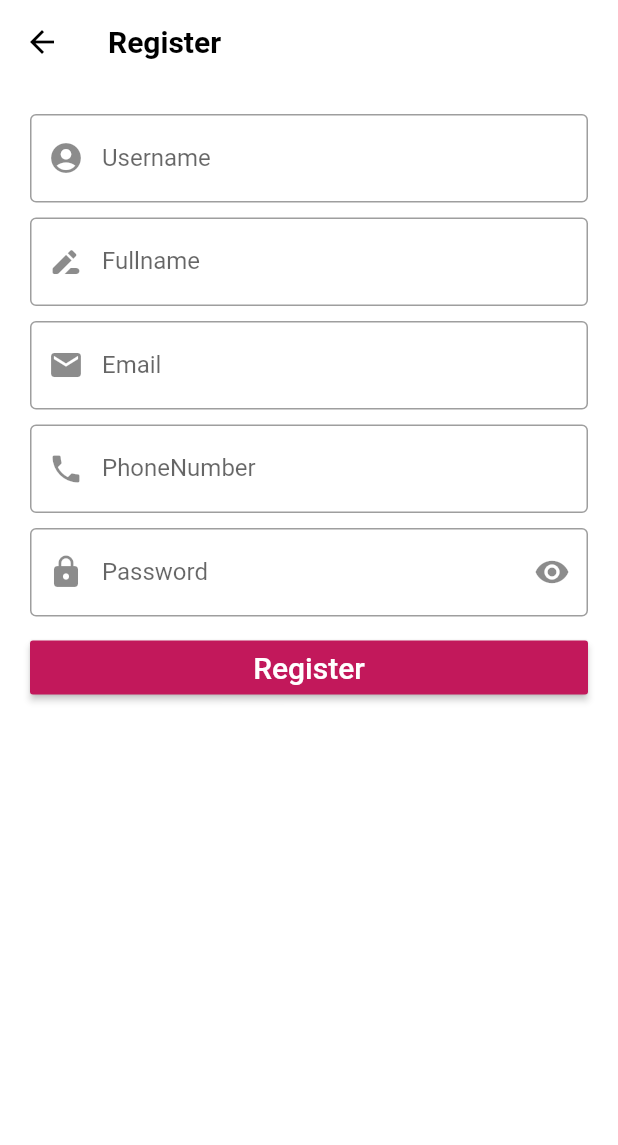
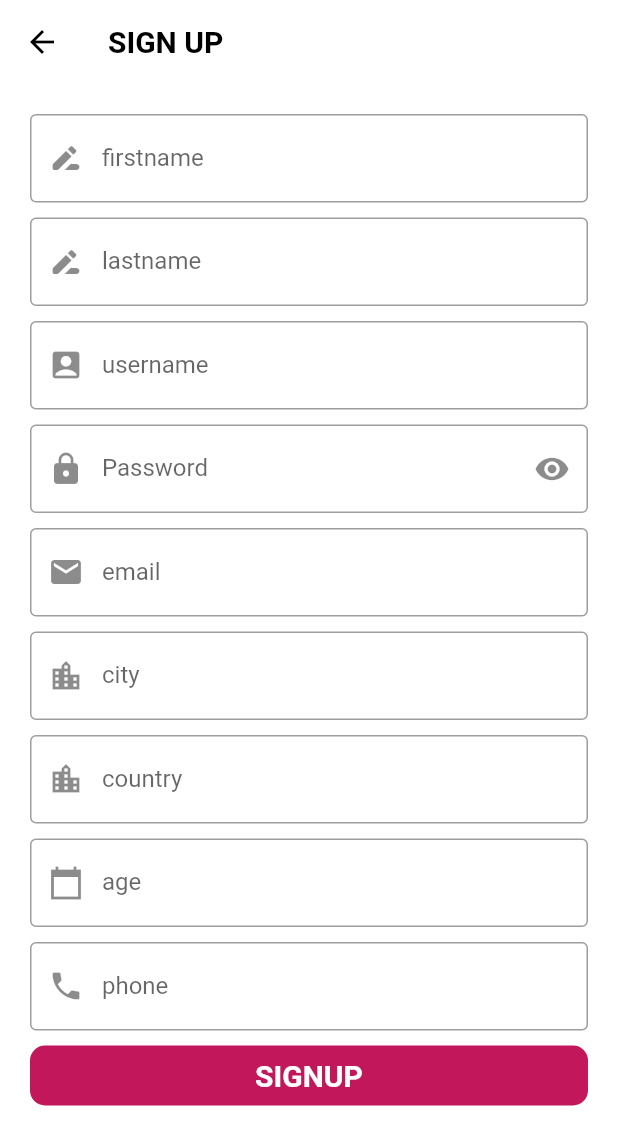
Before and after one commit to maroelshamoos/graduation-app-project, a Flutter app: the RegisterScreen screen opened directly, on a phone screen of 412 x 824 dp. Shown: the top 1145 px of the screen. Run offline on Flutter 3.47's test engine with Material 2 defaults, Android fonts, the phone set to English and light mode, and no system bars; our stand-ins replace bloc, flutter_bloc, sqflite; accounts and stored records are empty.

```diff
--- a/lib/moduls/login/login_screen.dart
+++ b/lib/moduls/login/login_screen.dart
@@ -113,7 +113,7 @@ class _LoginScreenState extends State<LoginScreen> {
                             );
                           }
                           , child: const Text(
-                        'Register Now',
+                        'Sign UP Now',
                         style: TextStyle(
                             fontSize: 16
                         ),
--- a/lib/moduls/register/register_screen.dart
+++ b/lib/moduls/register/register_screen.dart
@@ -1,6 +1,9 @@
 import 'package:flutter/material.dart';
 import 'package:graduationapp/layout/home_layout.dart';
 import 'package:graduationapp/moduls/home/home_screen.dart';
+import 'package:graduationapp/shared/componantes/componantes.dart';
+import 'package:graduationapp/shared/componantes/constants.dart';
+import 'package:graduationapp/shared/componantes/crud.dart';
 
 class RegisterScreen extends StatefulWidget {
 
@@ -10,95 +13,186 @@ class RegisterScreen extends StatefulWidget {
 
 class _RegisterScreenState extends State<RegisterScreen> {
   bool is_obsecure = true ;
+  var fnamecontroller = TextEditingController();
+  var lnamecontroller = TextEditingController();
+  var usernamecontroller = TextEditingController();
+  var passcontroller = TextEditingController();
+  var emailcontroller = TextEditingController();
+  var citycontroller = TextEditingController();
+  var countrycontroller = TextEditingController();
+  var agecontroller = TextEditingController();
+  var phonecontroller = TextEditingController();
+  var formkey = GlobalKey<FormState>();
+
+  CRUD crud = CRUD();
+  signup()async{
+    var response = await crud.postRequest(linksignup, {
+      "firstname": fnamecontroller.text,
+      "lastname": lnamecontroller.text,
+      "username": usernamecontroller.text,
+      "password": passcontroller.text,
+      "email": emailcontroller.text,
+      "city": citycontroller.text,
+      "country": countrycontroller.text,
+      "age": agecontroller.text,
+      "phone": phonecontroller.text,
+    });
+    if (response['status']=='success'){
+      Navigator.of(context).pushNamedAndRemoveUntil('Home', (route) => false);
+    }else{
+      print('sign up failed');
+    }
+  }
+
   @override
   Widget build(BuildContext context) {
+
     return Scaffold(
       appBar: AppBar(
-        title: const Text('Register'),
+        title: const Text('SIGN UP'),
       ),
       body: SingleChildScrollView(
         child: Padding(
           padding: const EdgeInsets.all(20.0),
+          child: Form(
+            key: formkey ,
             child: Column(
               children: [
-              TextFormField(
-                keyboardType: TextInputType.text,
-                decoration: const InputDecoration(
-                  border: OutlineInputBorder(),
-                  prefixIcon: Icon(Icons.account_circle),
-                  labelText: 'Username' ,
-                ),
+                DefaultFormfield(
+                    controller: fnamecontroller,
+                    inputtype: TextInputType.text,
+                    validate:(value){
+                      if(value!.isEmpty){
+                        return 'first name must be written';
+                      }
+                    },
+                    label: 'firstname',
+                    preicon: Icons.drive_file_rename_outline_rounded
                 ),
                 const SizedBox(height:10.0 ,),
-              TextFormField(
-                keyboardType: TextInputType.text,
-                decoration: const InputDecoration(
-                  border: OutlineInputBorder(),
-                  prefixIcon: Icon(Icons.drive_file_rename_outline_rounded),
-                  labelText: 'Fullname' ,
-                ),
+                DefaultFormfield(
+                    controller: lnamecontroller,
+                    inputtype: TextInputType.text,
+                    validate:(value){
+                      if(value!.isEmpty){
+                        return 'last name must be written';
+                      }
+                    },
+                    label: 'lastname',
+                    preicon: Icons.drive_file_rename_outline_rounded
                 ),
                 const SizedBox(height:10.0 ,),
-              TextFormField(
-                keyboardType: TextInputType.emailAddress,
-                decoration: const InputDecoration(
-                  border: OutlineInputBorder(),
-                  prefixIcon: Icon(Icons.email),
-                  labelText: 'Email' ,
-                ),
+                DefaultFormfield(
+                    controller: usernamecontroller,
+                    inputtype: TextInputType.text,
+                    validate:(value){
+                      if(value!.isEmpty){
+                        return 'username must be written';
+                      }
+                    },
+                    label: 'username',
+                    preicon: Icons.account_box
                 ),
                 const SizedBox(height:10.0 ,),
-              TextFormField(
-                keyboardType: TextInputType.phone,
-                decoration: const InputDecoration(
-                  border: OutlineInputBorder(),
-                  prefixIcon: Icon(Icons.phone),
-                  labelText: 'PhoneNumber' ,
-                ),
-              ),
-              const SizedBox(height:10.0 ,),
-              TextFormField(
-                obscureText: is_obsecure ,
-                keyboardType: TextInputType.visiblePassword,
-                decoration: InputDecoration(
-                  border: const OutlineInputBorder(),
-                  prefixIcon: const Icon(Icons.lock),
-                  suffixIcon: IconButton(
-                      onPressed:(){
+                DefaultFormfield(
+                  controller: passcontroller,
+                  inputtype:TextInputType.visiblePassword,
+                  isPassword: is_obsecure,
+                  Onsubmit: (value){
+                    print(value);
+                  },
+                  validate: (value){
+                    if (value!.isEmpty){
+                      return 'Password must be written';
+                    }
+                  },
+                  label: 'Password',
+                  preicon: Icons.lock,
+                  sufix: is_obsecure? Icons.visibility : Icons.visibility_off,
+                  sufpressed:(){
                     setState(() {
                       is_obsecure = !is_obsecure ;
                     });
-                      } ,
-                      icon: const Icon(Icons.remove_red_eye)),
-                  labelText: 'Password' ,
+                  },
                 ),
+                const SizedBox(height:10.0 ,),
+                DefaultFormfield(
+                    controller: emailcontroller,
+                    inputtype: TextInputType.emailAddress,
+                    validate:(value){
+                      if(value!.isEmpty){
+                        return 'email must be written';
+                      }
+                    },
+                    label: 'email',
+                    preicon: Icons.email
+                ),
+                const SizedBox(height:10.0 ,),
+                DefaultFormfield(
+                    controller: citycontroller,
+                    inputtype: TextInputType.text,
+                    validate:(value){
+                      if(value!.isEmpty){
+                        return 'city must be written';
+                      }
+                    },
+                    label: 'city',
+                    preicon: Icons.location_city_outlined
+                ),
+                const SizedBox(height:10.0 ,),
+                DefaultFormfield(
+                    controller: countrycontroller,
+                    inputtype: TextInputType.text,
+                    validate:(value){
+                      if(value!.isEmpty){
+                        return 'country must be written';
+                      }
+                    },
+                    label: 'country',
+                    preicon: Icons.location_city_outlined
+                ),
+                const SizedBox(height:10.0 ,),
+                DefaultFormfield(
+                    controller: agecontroller,
+                    inputtype: TextInputType.phone,
+                    validate:(value){
+                      if(value!.isEmpty){
+                        return 'age must be written';
+                      }
+                    },
+                    label: 'age',
+                    preicon: Icons.calendar_today_sharp
+                ),
+                const SizedBox(height:10.0 ,),
+                DefaultFormfield(
+                    controller: phonecontroller,
+                    inputtype: TextInputType.phone,
+                    validate:(value){
+                      if(value!.isEmpty){
+                        return 'phone number must be written';
+                      }
+                    },
+                    label: 'phone',
+                    preicon: Icons.phone
                 ),
                 const SizedBox(height:10.0 ,),
                 Container(
                   width: double.infinity,
-                child: MaterialButton(
-                  color: Color(0xFFC2185B),
-                  onPressed:(){
-                    Navigator.push(
-                        context,
-                        MaterialPageRoute(
-                            builder:(context) => HomeLayoutScreen()
-                        )
-                    );
+                  child:DefaultButton(
+                      backgroundcolor: Color(0xFFC2185B),
+                      function: () async {
+                        if(formkey.currentState!.validate()){
+                          await signup();
                         }
-                  ,child:const Text(
-                  'Register' ,
-                  style: TextStyle(
-                    color: Colors.white ,
-                    fontSize: 20.0 ,
-                  ),
-                ),
+                      },
+                      text: 'signup'
                   ),
                 ),
               ],
             ),
           ),
         ),
+      ),
     );
   }
 }
--- a/lib/moduls/splash/splash_screen.dart
+++ b/lib/moduls/splash/splash_screen.dart
@@ -57,7 +57,7 @@ class _SplashScreenState extends State<SplashScreen> {
                               function:(){
                                 Navigator.push(context, MaterialPageRoute(builder: (context)=>RegisterScreen() ));
                               },
-                              text: 'Register',
+                              text: 'Signup',
                               backgroundcolor: Color(0xFFC2185B),
                             ),
                           ],
--- a/lib/shared/componantes/componantes.dart
+++ b/lib/shared/componantes/componantes.dart
@@ -20,7 +20,7 @@ Widget DefaultButton ({
       child: MaterialButton(
         child: Text(
           isUppercase ? text.toUpperCase() : text ,
-          style: TextStyle(
+          style: const TextStyle(
             color: Colors.white,
             fontSize: 20.0 ,
             fontWeight: FontWeight.bold,
@@ -66,6 +66,6 @@ Widget DefaultFormfield ({
       IconButton(onPressed:(){
         sufpressed!();
       }, icon: Icon(sufix))  : null ,
-      border: OutlineInputBorder(),
+      border: const OutlineInputBorder(),
   ),
 );
--- a/lib/shared/componantes/constants.dart
+++ b/lib/shared/componantes/constants.dart
@@ -0,0 +1,4 @@
+//api
+const String linkservername = 'http://10.0.2.2/graduationproject';
+//auth
+const String linksignup = '$linkservername/auth/signup.php';
--- a/lib/shared/cubit/cubit.dart
+++ b/lib/shared/cubit/cubit.dart
@@ -24,7 +24,7 @@ class AppCubit extends Cubit<AppStates>{
     UserScreen(),
   ];
   List<String>titles = [
-    'Hello',
+    'Home',
     'Cart',
     'Map',
     'Profile'
--- a/pubspec.yaml
+++ b/pubspec.yaml
@@ -41,6 +41,7 @@ dependencies:
   bloc: ^8.1.0
   flutter_bloc: ^8.1.1
   conditional_builder_null_safety: ^0.0.6
+  http: ^0.13.5
 
 dev_dependencies:
   flutter_test:
```
Also changed, not shown: lib/shared/componantes/crud.dart (added, +32 -0 lines), pubspec.lock, 1 other file. Lines whose indentation alone changed are shown as unchanged.
